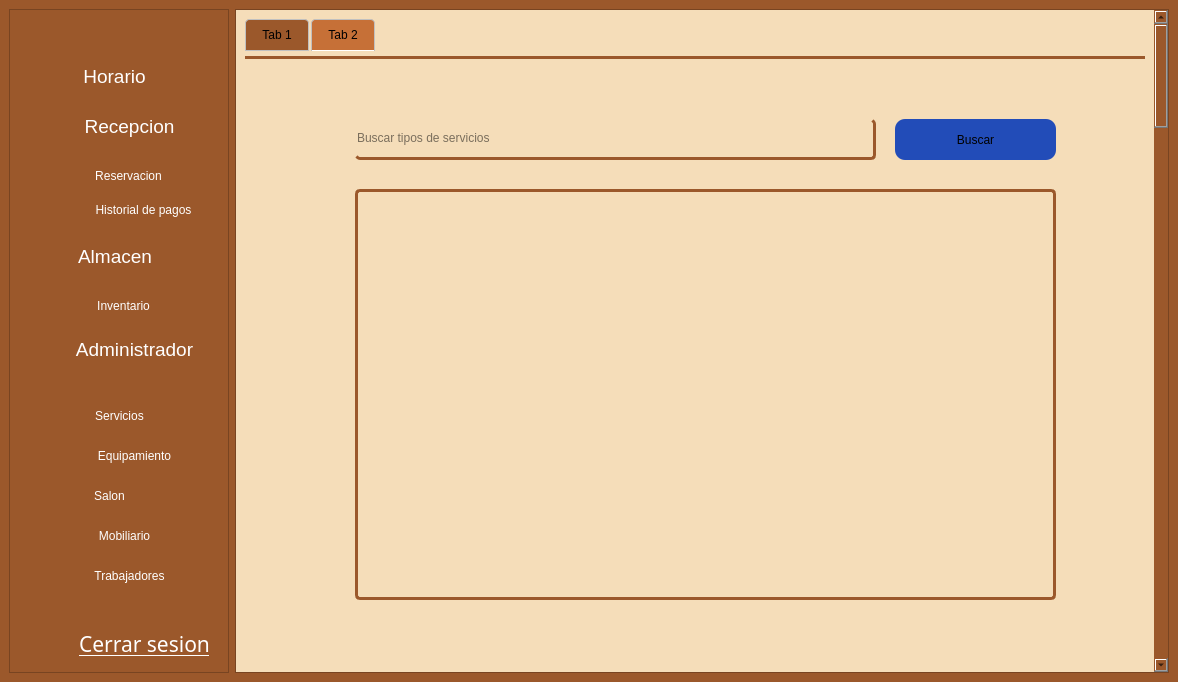
First picture: the form in gui/admin_screen.ui, repository asp-laboratories/BookingRoom_Software, before the edit.
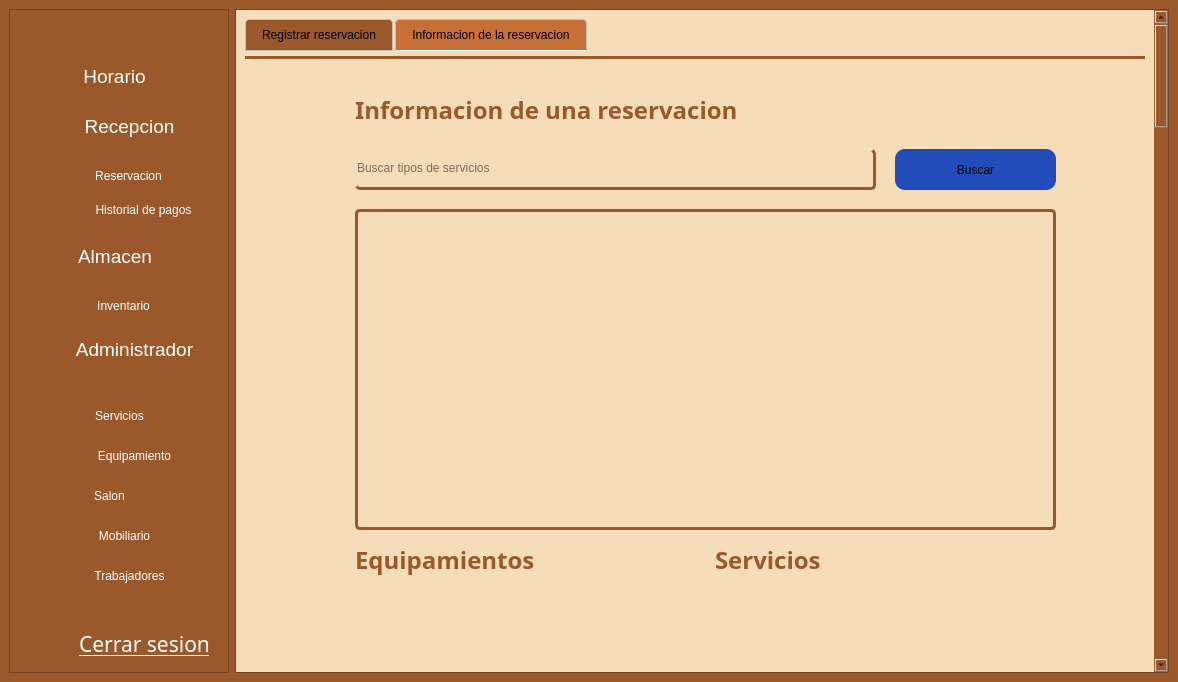
Second picture: the form after the edit. The open tabs and pages were chosen to show the change. Icons and pictures are not drawn.

Commit message: feat(gui): Informacion general de una reservacion

Patch:
```diff
--- a/gui/admin_screen.ui
+++ b/gui/admin_screen.ui
@@ -686,7 +686,7 @@
        <property name="geometry">
         <rect>
          <x>0</x>
-         <y>0</y>
+         <y>-45</y>
          <width>947</width>
          <height>4000</height>
         </rect>
@@ -4270,7 +4270,7 @@
             </property>
             <widget class="QWidget" name="tab_20">
              <attribute name="title">
-              <string>Tab 1</string>
+              <string>Registrar reservacion</string>
              </attribute>
              <widget class="QLabel" name="reSubtotal">
               <property name="geometry">
@@ -5540,7 +5540,7 @@
             </widget>
             <widget class="QWidget" name="tab_23">
              <attribute name="title">
-              <string>Tab 2</string>
+              <string>Informacion de la reservacion</string>
              </attribute>
              <widget class="QTextEdit" name="tResultadoS_2">
               <property name="enabled">
@@ -5549,9 +5549,9 @@
               <property name="geometry">
                <rect>
                 <x>110</x>
-                <y>130</y>
+                <y>150</y>
                 <width>701</width>
-                <height>411</height>
+                <height>321</height>
                </rect>
               </property>
               <property name="font">
@@ -5581,7 +5581,7 @@
               <property name="geometry">
                <rect>
                 <x>110</x>
-                <y>60</y>
+                <y>90</y>
                 <width>521</width>
                 <height>41</height>
                </rect>
@@ -5603,7 +5603,7 @@
               <property name="geometry">
                <rect>
                 <x>650</x>
-                <y>60</y>
+                <y>90</y>
                 <width>161</width>
                 <height>41</height>
                </rect>
@@ -5624,8 +5624,8 @@
               <property name="geometry">
                <rect>
                 <x>110</x>
-                <y>690</y>
-                <width>701</width>
+                <y>530</y>
+                <width>341</width>
                 <height>411</height>
                </rect>
               </property>
@@ -5642,7 +5642,7 @@
                <string notr="true">border: unset;
 color: rgb(0, 0, 0);
 border-radius: 5px;
-border: 3px solid rgba(155, 88, 43, 1.0);
+
 </string>
               </property>
               <property name="verticalScrollBarPolicy">
@@ -5652,55 +5652,15 @@
                <bool>true</bool>
               </property>
              </widget>
-             <widget class="QLineEdit" name="tipoBuscar_3">
-              <property name="geometry">
-               <rect>
-                <x>110</x>
-                <y>620</y>
-                <width>521</width>
-                <height>41</height>
-               </rect>
-              </property>
-              <property name="styleSheet">
-               <string notr="true">color: rgb(0, 0, 0);
-border-radius: 5px;
-border-bottom: 3px solid rgba(155, 88, 43, 1.0);
-border-right: 3px solid  rgba(155, 88, 43, 1.0);</string>
-              </property>
-              <property name="text">
-               <string/>
-              </property>
-              <property name="placeholderText">
-               <string>Buscar tipos de servicios</string>
-              </property>
-             </widget>
-             <widget class="QPushButton" name="buscarTipo_3">
-              <property name="geometry">
-               <rect>
-                <x>650</x>
-                <y>620</y>
-                <width>161</width>
-                <height>41</height>
-               </rect>
-              </property>
-              <property name="styleSheet">
-               <string notr="true">border-radius: 10px;
-background-color: rgb(38, 96, 255);
-background-color: rgb(34, 76, 184);</string>
-              </property>
-              <property name="text">
-               <string>Buscar</string>
-              </property>
-             </widget>
-             <widget class="QTextEdit" name="tResultadoS_4">
+             <widget class="QTextEdit" name="tResultadoS_5">
               <property name="enabled">
                <bool>true</bool>
               </property>
               <property name="geometry">
                <rect>
-                <x>110</x>
-                <y>1220</y>
-                <width>701</width>
+                <x>470</x>
+                <y>530</y>
+                <width>341</width>
                 <height>411</height>
                </rect>
               </property>
@@ -5717,7 +5677,8 @@
                <string notr="true">border: unset;
 color: rgb(0, 0, 0);
 border-radius: 5px;
-border: 3px solid rgba(155, 88, 43, 1.0);
+
+
 </string>
               </property>
               <property name="verticalScrollBarPolicy">
@@ -5727,44 +5688,79 @@
                <bool>true</bool>
               </property>
              </widget>
-             <widget class="QLineEdit" name="tipoBuscar_4">
+             <widget class="QLabel" name="label_46">
               <property name="geometry">
                <rect>
                 <x>110</x>
-                <y>1150</y>
-                <width>521</width>
+                <y>30</y>
+                <width>381</width>
                 <height>41</height>
                </rect>
               </property>
+              <property name="font">
+               <font>
+                <family>Adwaita Sans</family>
+                <pointsize>18</pointsize>
+                <bold>true</bold>
+               </font>
+              </property>
               <property name="styleSheet">
-               <string notr="true">color: rgb(0, 0, 0);
-border-radius: 5px;
-border-bottom: 3px solid rgba(155, 88, 43, 1.0);
-border-right: 3px solid  rgba(155, 88, 43, 1.0);</string>
+               <string notr="true">border: none;
+color: rgba(155, 88, 43, 1.0);
+</string>
               </property>
               <property name="text">
-               <string/>
+               <string>Informacion de una reservacion</string>
               </property>
-              <property name="placeholderText">
-               <string>Buscar tipos de servicios</string>
+             </widget>
+             <widget class="QLabel" name="label_47">
+              <property name="geometry">
+               <rect>
+                <x>110</x>
+                <y>480</y>
+                <width>381</width>
+                <height>41</height>
+               </rect>
               </property>
+              <property name="font">
+               <font>
+                <family>Adwaita Sans</family>
+                <pointsize>18</pointsize>
+                <bold>true</bold>
+               </font>
+              </property>
+              <property name="styleSheet">
+               <string notr="true">border: none;
+color: rgba(155, 88, 43, 1.0);
+</string>
+              </property>
+              <property name="text">
+               <string>Equipamientos</string>
+              </property>
              </widget>
-             <widget class="QPushButton" name="buscarTipo_4">
+             <widget class="QLabel" name="label_49">
               <property name="geometry">
                <rect>
-                <x>650</x>
-                <y>1150</y>
-                <width>161</width>
+                <x>470</x>
+                <y>480</y>
+                <width>381</width>
                 <height>41</height>
                </rect>
               </property>
+              <property name="font">
+               <font>
+                <family>Adwaita Sans</family>
+                <pointsize>18</pointsize>
+                <bold>true</bold>
+               </font>
+              </property>
               <property name="styleSheet">
-               <string notr="true">border-radius: 10px;
-background-color: rgb(38, 96, 255);
-background-color: rgb(34, 76, 184);</string>
+               <string notr="true">border: none;
+color: rgba(155, 88, 43, 1.0);
+</string>
               </property>
               <property name="text">
-               <string>Buscar</string>
+               <string>Servicios</string>
               </property>
              </widget>
             </widget>
```
Left out of the diff: 4 changed lines with no effect on the pictures. The commit also changes 1 other file.
